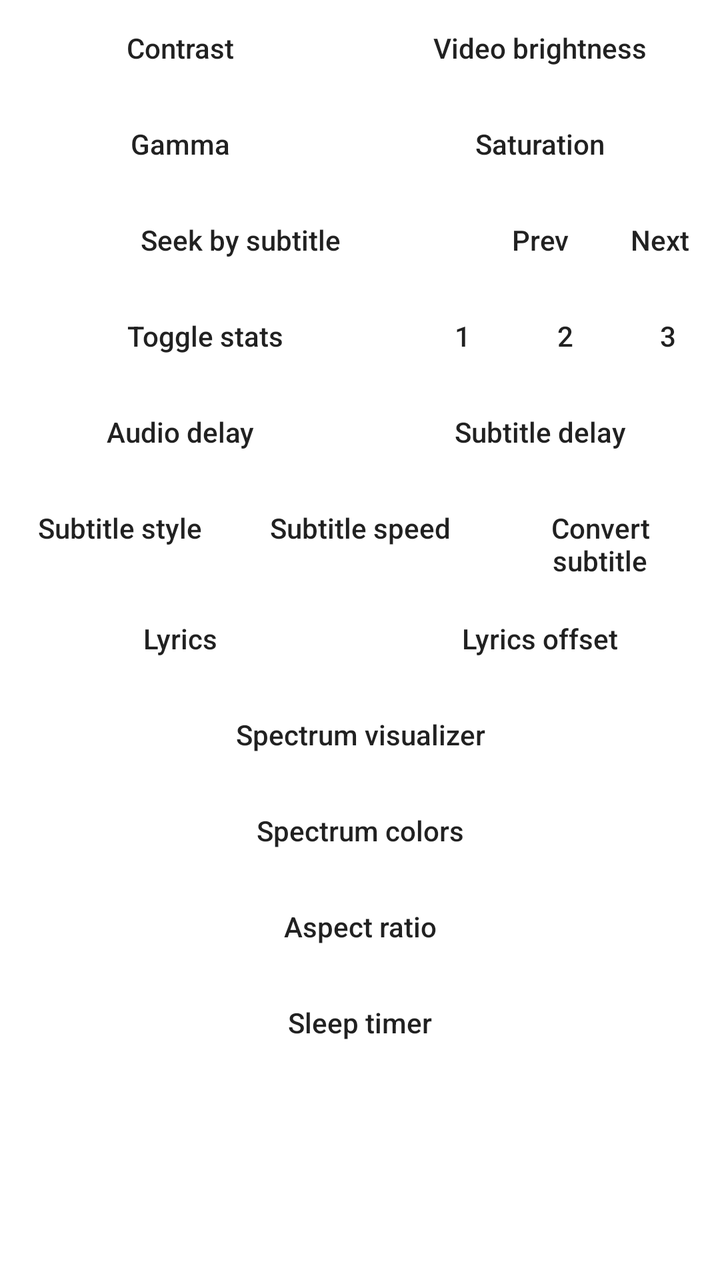
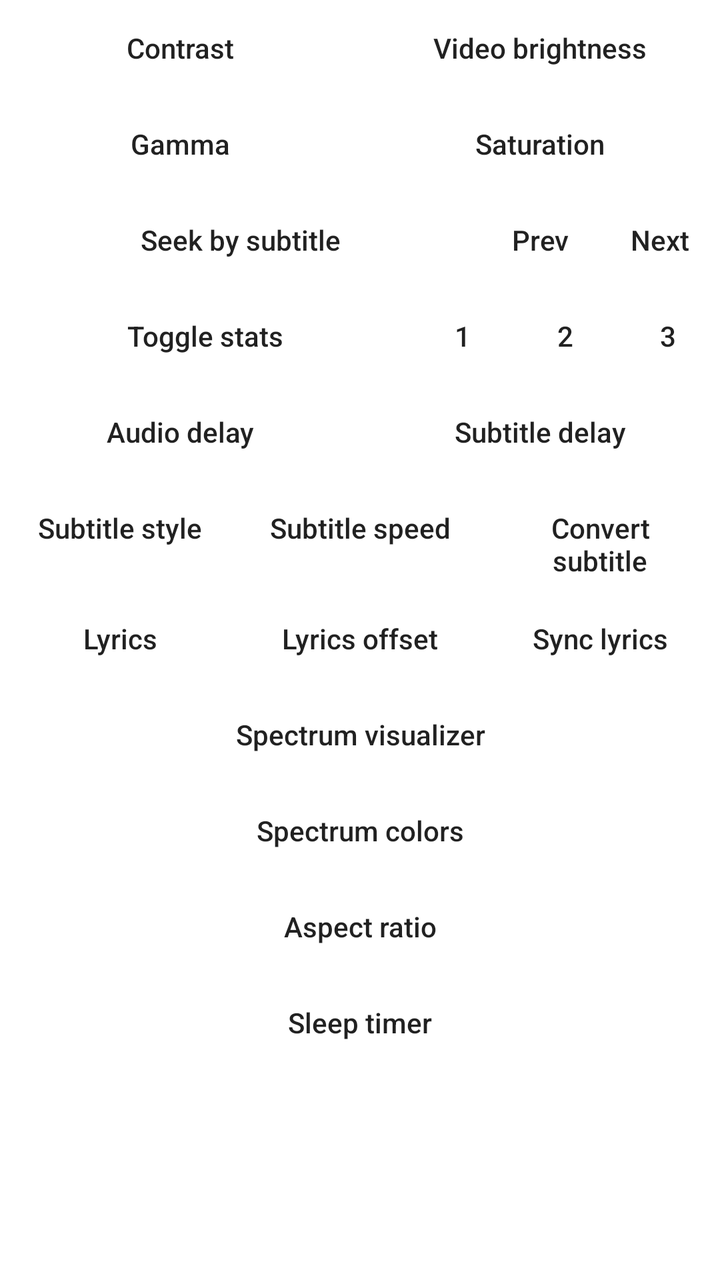

Before-and-after screenshots of an Android layout around one commit, followed by the original layout XML and the change that was made.
<!-- AndroidManifest.xml: fallback theme Theme.MaterialComponents.DayNight.NoActionBar -->
<!-- res/layout/dialog_advanced_menu.xml -->
<?xml version="1.0" encoding="utf-8"?>
<ScrollView xmlns:android="http://schemas.android.com/apk/res/android"
    android:layout_width="match_parent"
    android:layout_height="match_parent">

    <LinearLayout
        android:orientation="vertical" android:layout_width="match_parent"
        android:layout_height="wrap_content">

        <TableRow
            android:id="@+id/rowVideo1"
            android:layout_width="match_parent"
            android:layout_height="wrap_content">

            <Button
                android:id="@+id/contrastBtn"
                style="@style/Widget.AppCompat.Button.Borderless"
                android:layout_width="0dp"
                android:layout_height="wrap_content"
                android:layout_weight="1"
                android:text="@string/contrast"
                android:textAllCaps="false" />

            <Button
                android:id="@+id/brightnessBtn"
                style="@style/Widget.AppCompat.Button.Borderless"
                android:layout_width="0dp"
                android:layout_height="wrap_content"
                android:layout_weight="1"
                android:text="@string/video_brightness"
                android:textAllCaps="false" />

        </TableRow>

        <TableRow
            android:id="@+id/rowVideo2"
            android:layout_width="match_parent"
            android:layout_height="match_parent">

            <Button
                android:id="@+id/gammaBtn"
                style="@style/Widget.AppCompat.Button.Borderless"
                android:layout_width="0dp"
                android:layout_height="wrap_content"
                android:layout_weight="1"
                android:text="@string/gamma"
                android:textAllCaps="false" />

            <Button
                android:id="@+id/saturationBtn"
                style="@style/Widget.AppCompat.Button.Borderless"
                android:layout_width="0dp"
                android:layout_height="wrap_content"
                android:layout_weight="1"
                android:text="@string/saturation"
                android:textAllCaps="false" />
        </TableRow>

        <TableRow
            android:id="@+id/rowSubSeek"
            android:layout_width="match_parent"
            android:layout_height="wrap_content">

            <Button
                android:id="@+id/subSeekBtn"
                style="@style/Widget.AppCompat.Button.Borderless"
                android:layout_width="0dp"
                android:layout_height="wrap_content"
                android:layout_weight="4"
                android:text="@string/sub_seek_button"
                android:textAllCaps="false" />

            <Button
                android:id="@+id/subSeekPrev"
                style="@style/Widget.AppCompat.Button.Borderless"
                android:layout_width="0dp"
                android:layout_height="wrap_content"
                android:layout_weight="1"
                android:background="@drawable/alpha_lighten"
                android:text="@string/dialog_prev"
                android:textAllCaps="false" />

            <Button
                android:id="@+id/subSeekNext"
                style="@style/Widget.AppCompat.Button.Borderless"
                android:layout_width="0dp"
                android:layout_height="wrap_content"
                android:layout_weight="1"
                android:background="@drawable/alpha_lighten"
                android:text="@string/dialog_next"
                android:textAllCaps="false" />

        </TableRow>

        <TableRow
            android:layout_width="match_parent"
            android:layout_height="wrap_content">

            <Button
                android:id="@+id/statsBtn"
                style="@style/Widget.AppCompat.Button.Borderless"
                android:layout_width="0dp"
                android:layout_height="wrap_content"
                android:layout_weight="4"
                android:text="@string/toggle_stats"
                android:textAllCaps="false" />

            <Button
                android:id="@+id/statsBtn1"
                style="@style/Widget.AppCompat.Button.Borderless"
                android:layout_width="0dp"
                android:layout_height="wrap_content"
                android:layout_weight="1"
                android:background="@drawable/alpha_lighten"
                android:text="1"
                android:textAllCaps="false" />

            <Button
                android:id="@+id/statsBtn2"
                style="@style/Widget.AppCompat.Button.Borderless"
                android:layout_width="0dp"
                android:layout_height="wrap_content"
                android:layout_weight="1"
                android:background="@drawable/alpha_lighten"
                android:text="2"
                android:textAllCaps="false" />

            <Button
                android:id="@+id/statsBtn3"
                style="@style/Widget.AppCompat.Button.Borderless"
                android:layout_width="0dp"
                android:layout_height="wrap_content"
                android:layout_weight="1"
                android:background="@drawable/alpha_lighten"
                android:text="3"
                android:textAllCaps="false" />

        </TableRow>

        <TableRow
            android:layout_width="match_parent"
            android:layout_height="match_parent">

            <Button
                android:id="@+id/audioDelayBtn"
                style="@style/Widget.AppCompat.Button.Borderless"
                android:layout_width="0dp"
                android:layout_height="wrap_content"
                android:layout_weight="1"
                android:text="@string/audio_delay"
                android:textAllCaps="false" />

            <Button
                android:id="@+id/subDelayBtn"
                style="@style/Widget.AppCompat.Button.Borderless"
                android:layout_width="0dp"
                android:layout_height="wrap_content"
                android:layout_weight="1"
                android:text="@string/sub_delay"
                android:textAllCaps="false" />

        </TableRow>

        <TableRow
            android:id="@+id/rowSubStyle"
            android:layout_width="match_parent"
            android:layout_height="wrap_content">

            <Button
                android:id="@+id/subStyleBtn"
                style="@style/Widget.AppCompat.Button.Borderless"
                android:layout_width="0dp"
                android:layout_height="wrap_content"
                android:layout_weight="1"
                android:text="@string/sub_style_btn"
                android:textAllCaps="false" />

            <Button
                android:id="@+id/subSpeedBtn"
                style="@style/Widget.AppCompat.Button.Borderless"
                android:layout_width="0dp"
                android:layout_height="wrap_content"
                android:layout_weight="1"
                android:text="@string/sub_speed_btn"
                android:textAllCaps="false" />

            <Button
                android:id="@+id/subConvertBtn"
                style="@style/Widget.AppCompat.Button.Borderless"
                android:layout_width="0dp"
                android:layout_height="wrap_content"
                android:layout_weight="1"
                android:text="@string/sub_convert_btn"
                android:textAllCaps="false" />

        </TableRow>

        <TableRow
            android:id="@+id/rowLyrics"
            android:layout_width="match_parent"
            android:layout_height="wrap_content">

            <Button
                android:id="@+id/lyricsToggleBtn"
                style="@style/Widget.AppCompat.Button.Borderless"
                android:layout_width="0dp"
                android:layout_height="wrap_content"
                android:layout_weight="1"
                android:text="@string/lyrics_btn"
                android:textAllCaps="false" />

            <Button
                android:id="@+id/lyricsOffsetBtn"
                style="@style/Widget.AppCompat.Button.Borderless"
                android:layout_width="0dp"
                android:layout_height="wrap_content"
                android:layout_weight="1"
                android:text="@string/lyrics_offset_btn"
                android:textAllCaps="false" />

        </TableRow>

        <Button
            android:id="@+id/spectrumToggleBtn"
            style="@style/Widget.AppCompat.Button.Borderless"
            android:layout_width="match_parent"
            android:layout_height="wrap_content"
            android:text="@string/spectrum_btn"
            android:textAllCaps="false" />

        <Button
            android:id="@+id/spectrumColorBtn"
            style="@style/Widget.AppCompat.Button.Borderless"
            android:layout_width="match_parent"
            android:layout_height="wrap_content"
            android:text="@string/spectrum_colors_btn"
            android:textAllCaps="false" />

        <Button
            android:id="@+id/aspectBtn"
            style="@style/Widget.AppCompat.Button.Borderless"
            android:layout_width="match_parent"
            android:layout_height="wrap_content"
            android:text="@string/aspect_ratio"
            android:textAllCaps="false" />

        <Button
            android:id="@+id/sleepTimerBtn"
            style="@style/Widget.AppCompat.Button.Borderless"
            android:layout_width="match_parent"
            android:layout_height="wrap_content"
            android:text="@string/sleep_timer"
            android:textAllCaps="false" />

    </LinearLayout>

</ScrollView>
<!-- resources referenced by this layout -->
<resources>
  <!-- drawable alpha_lighten (drawable) -->
  <?xml version="1.0" encoding="utf-8"?>
  <selector xmlns:android="http://schemas.android.com/apk/res/android">
      <item android:drawable="@color/alpha24pct_light" android:state_focused="true" />
      <item android:drawable="@color/alpha24pct_light" android:state_pressed="true" />
      <item android:drawable="@color/alpha12pct_light" />
  </selector>
  <string name="aspect_ratio">Aspect ratio</string>
  <string name="audio_delay">Audio delay</string>
  <string name="contrast">Contrast</string>
  <string name="dialog_next">Next</string>
  <string name="dialog_prev">Prev</string>
  <string name="gamma">Gamma</string>
  <string name="lyrics_btn">Lyrics</string>
  <string name="lyrics_offset_btn">Lyrics offset</string>
  <string name="saturation">Saturation</string>
  <string name="sleep_timer">Sleep timer</string>
  <string name="spectrum_btn">Spectrum visualizer</string>
  <string name="spectrum_colors_btn">Spectrum colors</string>
  <string name="sub_convert_btn">Convert subtitle</string>
  <string name="sub_delay">Subtitle delay</string>
  <string name="sub_seek_button">Seek by subtitle</string>
  <string name="sub_speed_btn">Subtitle speed</string>
  <string name="sub_style_btn">Subtitle style</string>
  <string name="toggle_stats">Toggle stats</string>
  <string name="video_brightness">Video brightness</string>
  <color name="alpha24pct_light">#3dffffff</color>
  <color name="alpha12pct_light">#1fffffff</color>
</resources>

<!-- the commit's change to res/layout/dialog_advanced_menu.xml (unified diff, before → after) -->
@@ -218,6 +218,15 @@
                 android:text="@string/lyrics_offset_btn"
                 android:textAllCaps="false" />
 
+            <Button
+                android:id="@+id/lyricsTapBtn"
+                style="@style/Widget.AppCompat.Button.Borderless"
+                android:layout_width="0dp"
+                android:layout_height="wrap_content"
+                android:layout_weight="1"
+                android:text="@string/lyrics_tap_btn"
+                android:textAllCaps="false" />
+
         </TableRow>
 
         <Button
<!-- resource entries referenced after the edit -->
@@ -15,6 +15,7 @@
   <string name="gamma">Gamma</string>
   <string name="lyrics_btn">Lyrics</string>
   <string name="lyrics_offset_btn">Lyrics offset</string>
+  <string name="lyrics_tap_btn">Sync lyrics</string>
   <string name="saturation">Saturation</string>
   <string name="sleep_timer">Sleep timer</string>
   <string name="spectrum_btn">Spectrum visualizer</string>
